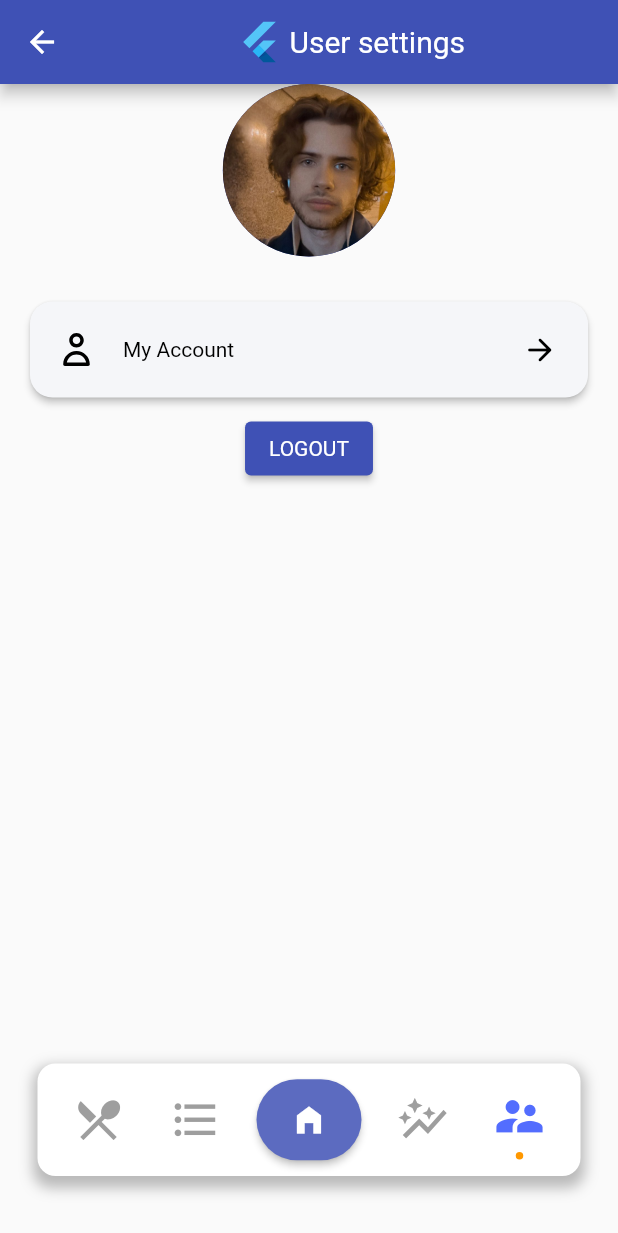
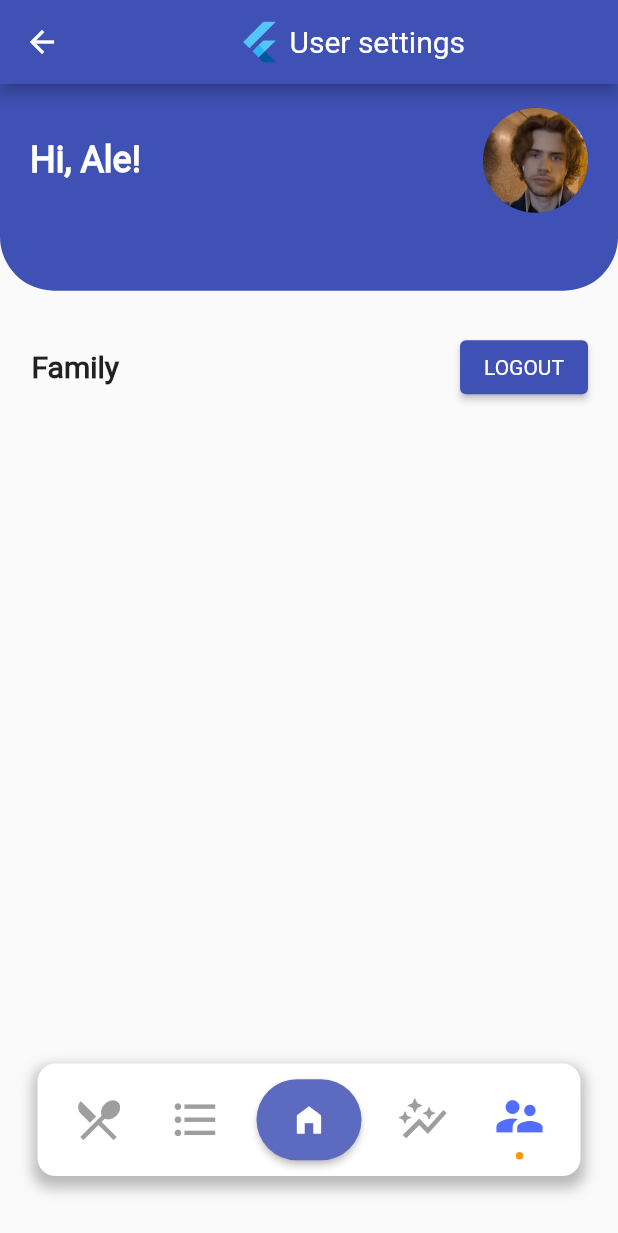
Before and after one commit to arstek131/Expire_App, a Flutter app: the MainAppScreen screen opened directly, swiped to page 5, on a phone screen of 412 x 824 dp. Shown: the top 1233 px of the screen. Run offline on Flutter 3.47's test engine with Material 2 defaults, Android fonts, the phone set to English and light mode, and no system bars; our stand-ins replace cloud_firestore, firebase_auth, firebase_core, flutter_svg, font_awesome_flutter, google_sign_in and 2 more; missing offline and left inert: enum_to_string, flutter_facebook_auth; accounts and stored records are empty.

Commit message:
Added user info screen

```diff
--- a/expire_app/lib/screens/main_app_screen.dart
+++ b/expire_app/lib/screens/main_app_screen.dart
@@ -12,6 +12,7 @@ import '../providers/user_info_provider.dart';
 
 /* Screens */
 import '../screens/products_overview_screen.dart';
+import '../screens/user_info_screen.dart';
 import '../screens/name_input_screen.dart';
 
 /* helpers */
@@ -64,78 +65,7 @@ class _ProductsScreenState extends State<MainAppScreen> {
         'title': "Analytics",
       },
       {
-        'page': Column(
-          children: [
-            SizedBox(
-              height: 115,
-              width: 115,
-              child: Stack(
-                fit: StackFit.expand,
-                children: [
-                  CircleAvatar(
-                    backgroundImage: ExactAssetImage("assets/images/sorre.png"),
-                  ),
-                ],
-              ),
-            ),
-            SizedBox(
-              height: 20,
-            ),
-            Padding(
-              padding: const EdgeInsets.symmetric(horizontal: 20, vertical: 10),
-              child: ElevatedButton(
-                  style: ElevatedButton.styleFrom(
-                      primary: Color(0xFFF5F6F9),
-                      padding: EdgeInsets.all(20),
-                      shape: RoundedRectangleBorder(borderRadius: BorderRadius.circular(15))),
-                  onPressed: () {},
-                  child: Row(
-                    children: [
-                      SvgPicture.asset(
-                        "assets/icons/user_icon.svg",
-                        width: 22,
-                      ),
-                      SizedBox(width: 20),
-                      Expanded(
-                        child: Text(
-                          "My Account",
-                          style: TextStyle(color: Colors.black),
-                        ),
-                      ),
-                      Icon(
-                        Icons.arrow_forward_rounded,
-                        color: Colors.black,
-                      )
-                    ],
-                  )),
-            ),
-            Center(
-              child: ElevatedButton(
-                child: Text("LOGOUT"),
-                onPressed: () async {
-                  Navigator.of(context).pushReplacementNamed('/');
-                  final auth = Provider.of<AuthProvider>(context, listen: false);
-
-                  print(auth.signInMethod);
-                  switch (auth.signInMethod) {
-                    case SignInMethod.EmailAndPassword:
-                      await auth.logout();
-                      break;
-                    case SignInMethod.Google:
-                      auth.googleLogout();
-                      break;
-                    case SignInMethod.Facebook:
-                      auth.facebookLogout();
-                      break;
-                    default:
-                      print(auth.signInMethod);
-                      throw Exception("Something went wrong during log-out");
-                  }
-                },
-              ),
-            )
-          ],
-        ),
+        'page': UserInfoScreen(),
         'title': "User settings",
       },
     ];
--- /dev/null
+++ b/expire_app/lib/screens/user_info_screen.dart
@@ -0,0 +1,143 @@
+/* dart */
+import 'package:expire_app/helpers/sign_in_method.dart';
+import 'package:flutter/material.dart';
+import 'package:provider/provider.dart';
+import 'package:flutter/rendering.dart';
+
+
+/* providers */
+import '../providers/auth_provider.dart';
+
+class UserInfoScreen extends StatelessWidget {
+  @override
+  Widget build(BuildContext context) {
+    Size size = MediaQuery.of(context).size;
+    return SingleChildScrollView(
+      child: Column(children: <Widget>[
+        HeaderArea(size: size),
+        TitleWithBtn()
+      ]),
+    );
+  }
+}
+
+class TitleWithBtn extends StatelessWidget {
+  const TitleWithBtn({
+    Key? key,
+  }) : super(key: key);
+
+  @override
+  Widget build(BuildContext context) {
+    return Padding(
+      padding: const EdgeInsets.symmetric(horizontal: 20),
+      child: Row(
+        children: <Widget>[
+          TitleWithUnderline(text: "Family"),
+          Spacer(),
+          ElevatedButton(
+            child: Text("LOGOUT"),
+            onPressed: () async {
+              Navigator.of(context).pushReplacementNamed('/');
+              final auth = Provider.of<AuthProvider>(context, listen: false);
+              print(auth.signInMethod);
+              switch (auth.signInMethod) {
+                case SignInMethod.EmailAndPassword:
+                  await auth.logout();
+                  break;
+                case SignInMethod.Google:
+                  auth.googleLogout();
+                  break;
+                case SignInMethod.Facebook:
+                  auth.facebookLogout();
+                  break;
+                default:
+                  print(auth.signInMethod);
+                  throw Exception("Something went wrong during log-out");
+              }
+            },
+          )
+        ],
+      ),
+    );
+  }
+}
+
+class TitleWithUnderline extends StatelessWidget {
+  const TitleWithUnderline({
+    Key? key, required this.text,
+  }) : super(key: key);
+
+  final String text;
+
+  @override
+  Widget build(BuildContext context) {
+    return Container(
+      height: 24,
+      child: Stack(
+        children: <Widget>[
+          Padding(
+            padding: const EdgeInsets.only(left: 1),
+            child: Text(text,
+              style: TextStyle(fontSize: 20, fontWeight: FontWeight.bold),
+            ),
+          ),
+        ],
+      ),
+    );
+  }
+}
+
+class HeaderArea extends StatelessWidget {
+  const HeaderArea({
+    Key? key,
+    required this.size,
+  }) : super(key: key);
+
+  final Size size;
+
+  @override
+  Widget build(BuildContext context) {
+    return Container(
+      height: size.height * 0.2,
+      child: Stack(children: <Widget>[
+        Container(
+          padding: EdgeInsets.only(
+            left: 20,
+            right: 20,
+            bottom: 16 + 20,
+          ),
+          height: size.height * 0.2 - 27,
+          decoration: BoxDecoration(
+              color: Colors.indigo,
+              borderRadius: BorderRadius.only(
+                bottomLeft: Radius.circular(36),
+                bottomRight: Radius.circular(36),
+              )),
+          child: Row(
+            children: <Widget>[
+              Text(
+                "Hi, Ale!",
+                style: Theme.of(context).textTheme.headline5?.copyWith(
+                    color: Colors.white, fontWeight: FontWeight.bold),
+              ),
+              Spacer(),
+              SizedBox(
+                height: 70,
+                width: 70,
+                child: Stack(
+                  fit: StackFit.expand,
+                  children: [
+                    CircleAvatar(
+                      backgroundImage:
+                          ExactAssetImage("assets/images/sorre.png"),
+                    ),
+                  ],
+                ),
+              ),
+            ],
+          ),
+        )
+      ]),
+    );
+  }
+}
```
